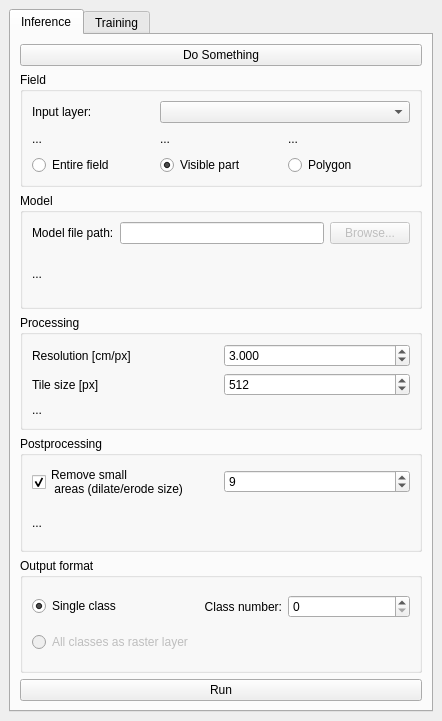
First picture: the form in plugin/deep_segmentation_framework/deep_segmentation_framework_dockwidget_base.ui, repository PUTvision/qgis-plugin-deepness, before the edit.
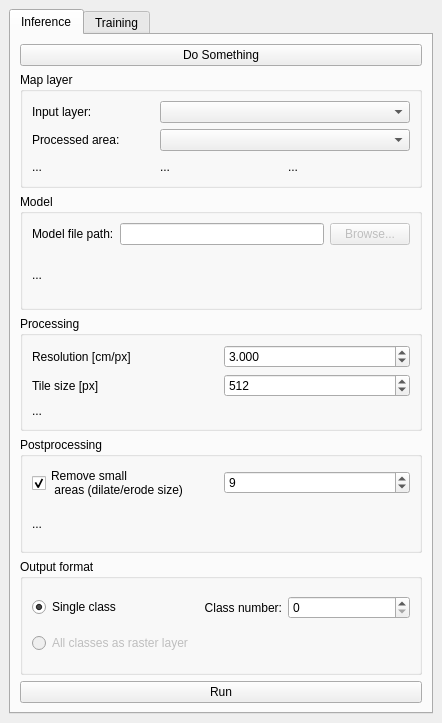
Second picture: the form after the edit.

Commit message: Processed area type refactorization and error handling

The edit to the form file:
```diff
--- a/plugin/deep_segmentation_framework/deep_segmentation_framework_dockwidget_base.ui
+++ b/plugin/deep_segmentation_framework/deep_segmentation_framework_dockwidget_base.ui
@@ -7,7 +7,7 @@
     <x>0</x>
     <y>0</y>
     <width>442</width>
-    <height>721</height>
+    <height>723</height>
    </rect>
   </property>
   <property name="windowTitle">
@@ -39,54 +39,9 @@
             <item>
              <widget class="QGroupBox" name="groupBox_4">
               <property name="title">
-               <string>Field</string>
+               <string>Map layer</string>
               </property>
               <layout class="QGridLayout" name="gridLayout_5">
-               <item row="1" column="0">
-                <widget class="QLabel" name="label_6">
-                 <property name="text">
-                  <string>...</string>
-                 </property>
-                </widget>
-               </item>
-               <item row="1" column="1">
-                <widget class="QLabel" name="label_7">
-                 <property name="text">
-                  <string>...</string>
-                 </property>
-                </widget>
-               </item>
-               <item row="1" column="2">
-                <widget class="QLabel" name="label_7">
-                 <property name="text">
-                  <string>...</string>
-                 </property>
-                </widget>
-               </item>
-               <item row="2" column="0">
-                <widget class="QRadioButton" name="radioButton_inferenceEntireField">
-                 <property name="text">
-                  <string>Entire field</string>
-                 </property>
-                </widget>
-               </item>
-               <item row="2" column="1">
-                <widget class="QRadioButton" name="radioButton_inferenceVisiblePart">
-                 <property name="text">
-                  <string>Visible part</string>
-                 </property>
-                 <property name="checked">
-                  <bool>true</bool>
-                 </property>
-                </widget>
-               </item>
-               <item row="2" column="2">
-                <widget class="QRadioButton" name="radioButton_inferencePolygonPart">
-                 <property name="text">
-                  <string>Polygon</string>
-                 </property>
-                </widget>
-               </item>
                <item row="0" column="0">
                 <widget class="QLabel" name="label_10">
                  <property name="text">
@@ -97,6 +52,37 @@
                <item row="0" column="1" colspan="2">
                 <widget class="QComboBox" name="comboBox_inputLayer"/>
                </item>
+               <item row="2" column="0">
+                <widget class="QLabel" name="label_6">
+                 <property name="text">
+                  <string>...</string>
+                 </property>
+                </widget>
+               </item>
+               <item row="2" column="2">
+                <widget class="QLabel" name="label_7">
+                 <property name="text">
+                  <string>...</string>
+                 </property>
+                </widget>
+               </item>
+               <item row="1" column="1" colspan="2">
+                <widget class="QComboBox" name="comboBox_processedAreaSelection"/>
+               </item>
+               <item row="2" column="1">
+                <widget class="QLabel" name="label_7">
+                 <property name="text">
+                  <string>...</string>
+                 </property>
+                </widget>
+               </item>
+               <item row="1" column="0">
+                <widget class="QLabel" name="label_11">
+                 <property name="text">
+                  <string>Processed area:</string>
+                 </property>
+                </widget>
+               </item>
               </layout>
              </widget>
             </item>
```
The commit also changes 3 other files.
